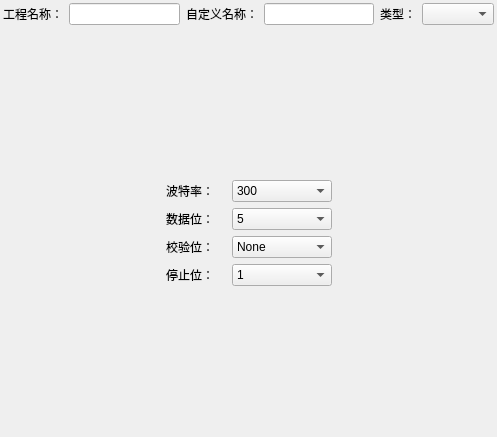
Before: the Qt Designer form Prj/commun_ch/formcommunch.ui in zhoushanbao1994/CommunConfigPc, drawn with Qt 5.
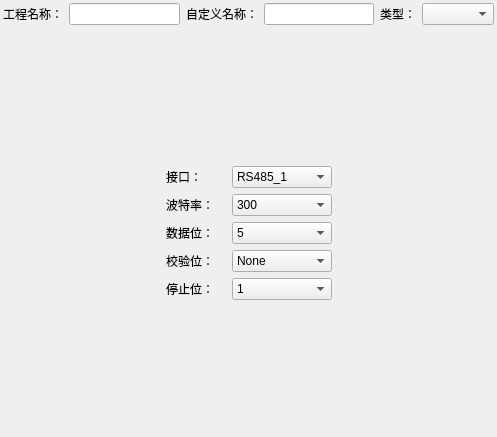
After: the same form once the commit is applied. The open tabs and pages were chosen to show the change.

Commit message: 通讯通道页面：增加MRTU、DLT645的通讯接口选择；修改波特率、数据位的默认值；

What changed in the file:
```diff
--- a/Prj/commun_ch/formcommunch.ui
+++ b/Prj/commun_ch/formcommunch.ui
@@ -166,20 +166,14 @@
       <layout class="QGridLayout" name="gridLayout_6">
        <item row="1" column="1">
         <layout class="QGridLayout" name="gridLayout_5">
-         <item row="0" column="0">
-          <widget class="QLabel" name="label_10">
-           <property name="minimumSize">
-            <size>
-             <width>60</width>
-             <height>0</height>
-            </size>
-           </property>
+         <item row="4" column="0">
+          <widget class="QLabel" name="label_13">
            <property name="text">
-            <string>波特率：</string>
+            <string>停止位：</string>
            </property>
           </widget>
          </item>
-         <item row="0" column="1">
+         <item row="1" column="1">
           <widget class="QComboBox" name="comboBox_DltBaudRate">
            <property name="minimumSize">
             <size>
@@ -252,14 +246,64 @@
            </item>
           </widget>
          </item>
+         <item row="4" column="1">
+          <widget class="QComboBox" name="comboBox_DltStopBits">
+           <property name="currentText">
+            <string>1</string>
+           </property>
+           <item>
+            <property name="text">
+             <string>1</string>
+            </property>
+           </item>
+           <item>
+            <property name="text">
+             <string>1.5</string>
+            </property>
+           </item>
+           <item>
+            <property name="text">
+             <string>2</string>
+            </property>
+           </item>
+          </widget>
+         </item>
+         <item row="3" column="1">
+          <widget class="QComboBox" name="comboBox_DltCheckBits">
+           <property name="currentText">
+            <string>None</string>
+           </property>
+           <item>
+            <property name="text">
+             <string>None</string>
+            </property>
+           </item>
+           <item>
+            <property name="text">
+             <string>Odd</string>
+            </property>
+           </item>
+           <item>
+            <property name="text">
+             <string>Even</string>
+            </property>
+           </item>
+          </widget>
+         </item>
          <item row="1" column="0">
-          <widget class="QLabel" name="label_11">
+          <widget class="QLabel" name="label_10">
+           <property name="minimumSize">
+            <size>
+             <width>60</width>
+             <height>0</height>
+            </size>
+           </property>
            <property name="text">
-            <string>数据位：</string>
+            <string>波特率：</string>
            </property>
           </widget>
          </item>
-         <item row="1" column="1">
+         <item row="2" column="1">
           <widget class="QComboBox" name="comboBox_DltDataBits">
            <property name="currentText">
             <string>8</string>
@@ -286,21 +330,25 @@
            </item>
           </widget>
          </item>
-         <item row="2" column="0">
+         <item row="3" column="0">
           <widget class="QLabel" name="label_12">
            <property name="text">
             <string>校验位：</string>
            </property>
           </widget>
          </item>
-         <item row="2" column="1">
-          <widget class="QComboBox" name="comboBox_DltCheckBits">
-           <property name="currentText">
-            <string>None</string>
+         <item row="2" column="0">
+          <widget class="QLabel" name="label_11">
+           <property name="text">
+            <string>数据位：</string>
            </property>
+          </widget>
+         </item>
+         <item row="0" column="1">
+          <widget class="QComboBox" name="comboBox_DltInterface">
            <item>
             <property name="text">
-             <string>None</string>
+             <string>RS485_1</string>
             </property>
            </item>
            <item>
@@ -313,23 +361,9 @@
              <string>Even</string>
             </property>
            </item>
-          </widget>
-         </item>
-         <item row="3" column="0">
-          <widget class="QLabel" name="label_13">
-           <property name="text">
-            <string>停止位：</string>
-           </property>
-          </widget>
-         </item>
-         <item row="3" column="1">
-          <widget class="QComboBox" name="comboBox_DltStopBits">
-           <property name="currentText">
-            <string>1</string>
-           </property>
            <item>
             <property name="text">
-             <string>1</string>
+             <string>RS485_4</string>
             </property>
            </item>
            <item>
@@ -342,6 +376,23 @@
              <string>2</string>
             </property>
            </item>
+           <item>
+            <property name="text">
+             <string>RS485_7</string>
+            </property>
+           </item>
+           <item>
+            <property name="text">
+             <string>RS485_8</string>
+            </property>
+           </item>
+          </widget>
+         </item>
+         <item row="0" column="0">
+          <widget class="QLabel" name="label_14">
+           <property name="text">
+            <string>接口：</string>
+           </property>
           </widget>
          </item>
         </layout>
```
Left out of the diff: 134 changed lines with no effect on the pictures.
